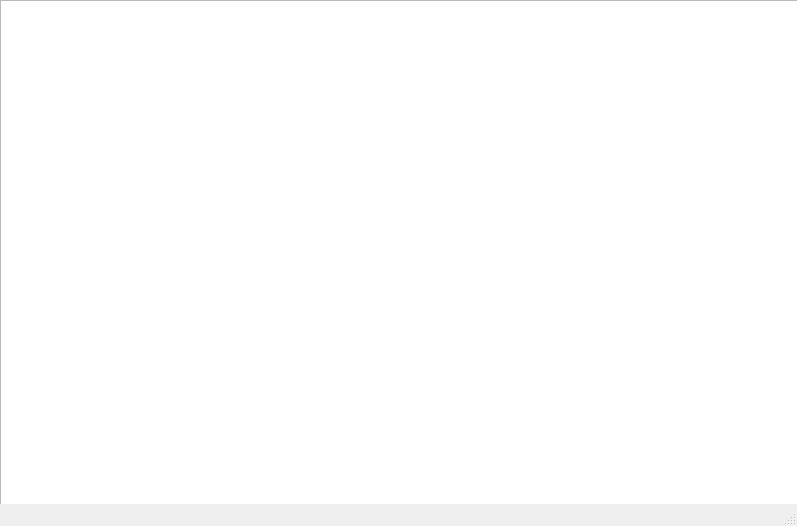
TanVD/SpbSU-Homeworks, file 2_year/1_term/4-1/tankgamewindow.ui: the form before one commit.
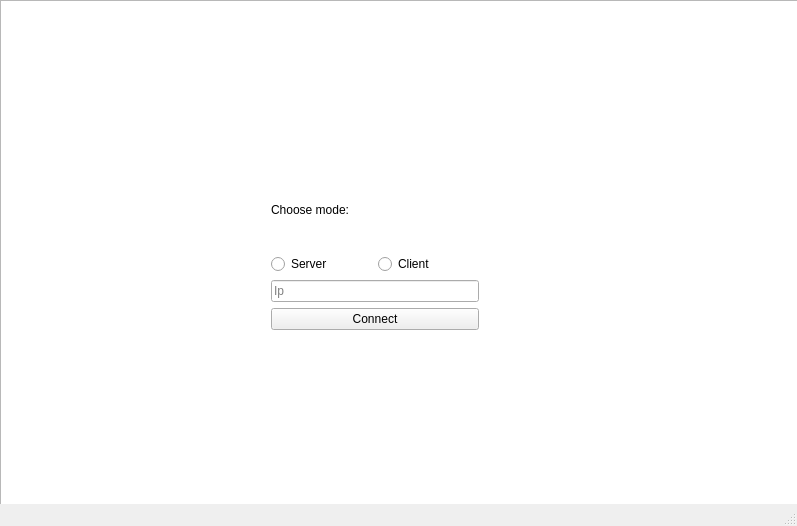
The form after the commit.

Patch:
```diff
--- a/2_year/1_term/4-1/tankgamewindow.ui
+++ b/2_year/1_term/4-1/tankgamewindow.ui
@@ -24,6 +24,63 @@
      </rect>
     </property>
    </widget>
+   <widget class="QWidget" name="verticalLayoutWidget">
+    <property name="geometry">
+     <rect>
+      <x>260</x>
+      <y>160</y>
+      <width>230</width>
+      <height>181</height>
+     </rect>
+    </property>
+    <layout class="QVBoxLayout" name="verticalLayout">
+     <item>
+      <widget class="QLabel" name="label">
+       <property name="text">
+        <string>Choose mode:</string>
+       </property>
+      </widget>
+     </item>
+     <item>
+      <layout class="QHBoxLayout" name="horizontalLayout">
+       <item>
+        <widget class="QRadioButton" name="radioButtonServer">
+         <property name="text">
+          <string>Server</string>
+         </property>
+        </widget>
+       </item>
+       <item>
+        <widget class="QRadioButton" name="radioButtonClient">
+         <property name="text">
+          <string>Client</string>
+         </property>
+        </widget>
+       </item>
+      </layout>
+     </item>
+     <item>
+      <widget class="QLineEdit" name="ipLineEdit">
+       <property name="whatsThis">
+        <string/>
+       </property>
+       <property name="inputMask">
+        <string/>
+       </property>
+       <property name="placeholderText">
+        <string>Ip</string>
+       </property>
+      </widget>
+     </item>
+     <item>
+      <widget class="QPushButton" name="startButton">
+       <property name="text">
+        <string>Connect</string>
+       </property>
+      </widget>
+     </item>
+    </layout>
+   </widget>
   </widget>
   <widget class="QStatusBar" name="statusBar"/>
  </widget>
```
